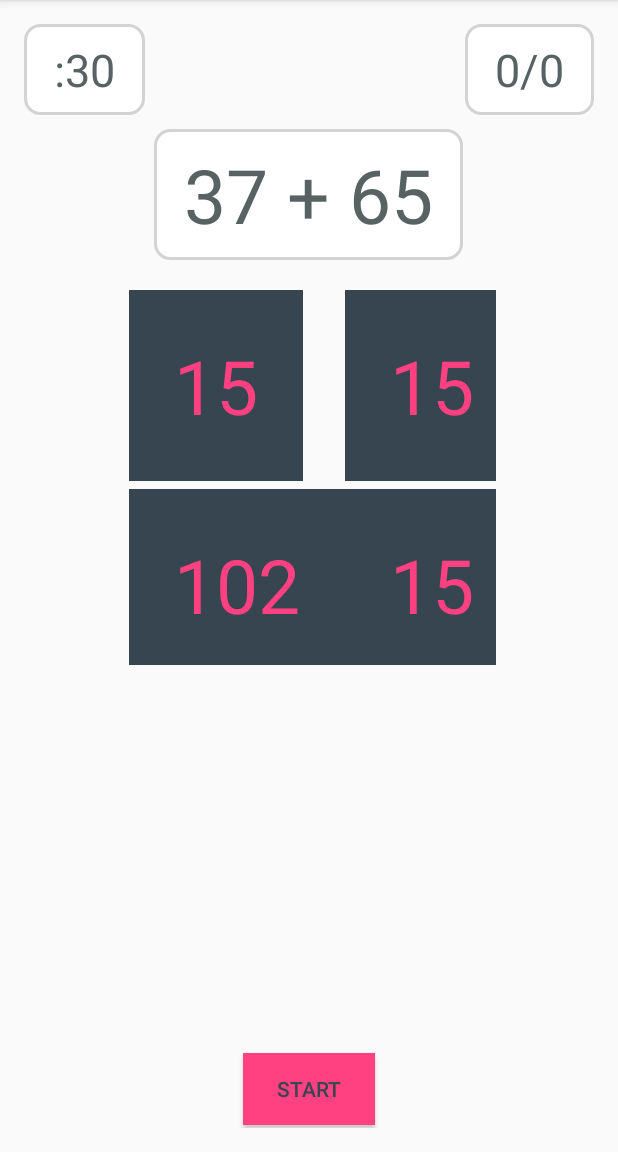
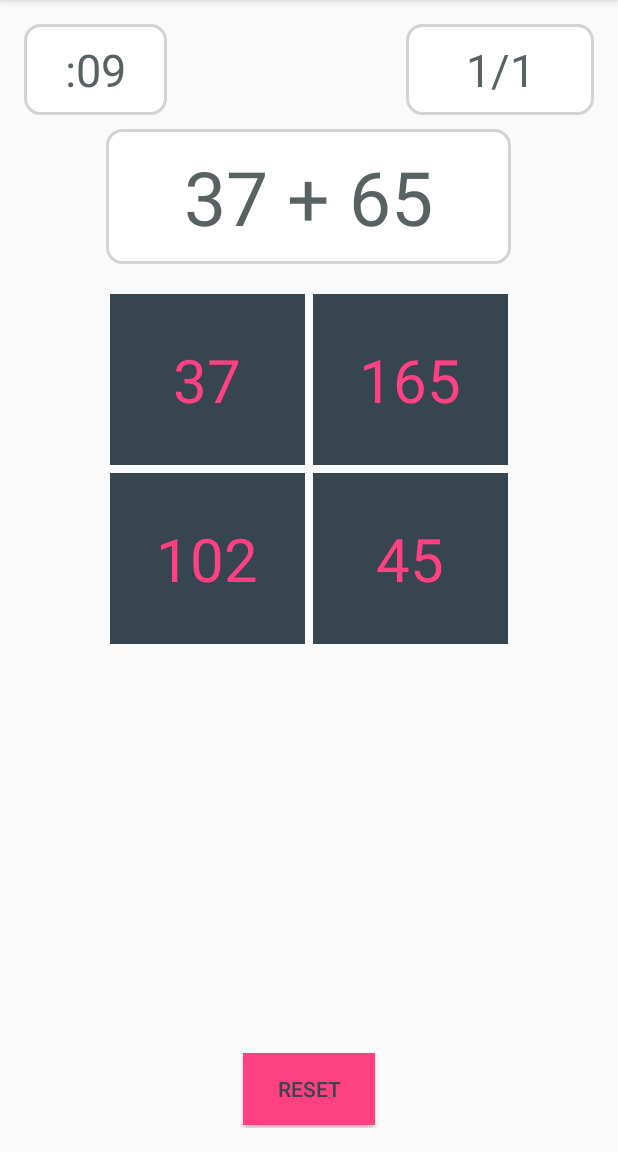
Before and after one commit to bsandusky/android-brain-trainer, an Android app: the screen it shows after launch (MainActivity), after a tap on "START", on a phone screen of 412 x 824 dp, the part 84-1236 px from its top. Run offline under Robolectric (Android 15) with nearby library versions, the phone set to English and light mode, and no system bars; 1 other tap on this screen came first.

Commit message:
Update game play functionality

```diff
--- a/app/src/main/java/com/brettsandusky/braintrainer/MainActivity.java
+++ b/app/src/main/java/com/brettsandusky/braintrainer/MainActivity.java
@@ -8,6 +8,8 @@ import android.widget.Button;
 import android.widget.GridLayout;
 import android.widget.TextView;
 
+import org.w3c.dom.Text;
+
 import java.util.ArrayList;
 import java.util.Random;
 
@@ -16,47 +18,77 @@ public class MainActivity extends AppCompatActivity {
     TextView timerDisplay;
     TextView scoreDisplay;
     TextView promptText;
+    TextView gameEndText;
     Button controlButton;
     CountDownTimer timer;
     GridLayout gridLayout;
     Boolean gameIsActive = false;
+    int tile;
+    int scoreCount = 0;
+    int totalAnswered = 0;
 
     public void resetGame() {
         gameIsActive = false;
+        timer.cancel();
+        controlButton.setText("Start");
         timerDisplay.setText(":30");
+        scoreDisplay.setText("0/0");
+        promptText.setText("9 + 6");
+        gameEndText.setVisibility(View.INVISIBLE);
+        promptText.setVisibility(View.VISIBLE);
+
+        for (int j=0; j<gridLayout.getChildCount(); j++) {
+            TextView x = (TextView) gridLayout.getChildAt(j);
+            x.setText("15");
+        }
     }
 
     public ArrayList<Integer> generateRandom(int min, int max, int times) {
-
         Random r = new Random();
         ArrayList<Integer> arr = new ArrayList<>();
-
         for (int i = 0; i<times; i++) {
              arr.add(r.nextInt(max - min + 1) + min);
         }
-
         return arr;
     }
 
     public void setBoard() {
-        ArrayList round = generateRandom(1,100,5);
+        scoreDisplay.setText(String.format("%d/%d", scoreCount,totalAnswered));
+        ArrayList round = generateRandom(1,100,2);
         ArrayList randomTile = generateRandom(0,3,1);
+        ArrayList others = generateRandom(1,200,4);
         int answer = (int) round.get(0) + (int) round.get(1);
-        int tile = (int) randomTile.get(0);
+        tile = (int) randomTile.get(0);
 
+        TextView t1 = (TextView) gridLayout.getChildAt(tile);
+        t1.setText(Integer.toString(answer));
+        promptText.setText(String.format("%d + %d", round.get(0), round.get(1)));
 
-        promptText.setText(String.format("%d + %d", round.get(0), round.get(1)));
-        TextView t1 = (TextView) gridLayout.getChildAt(tile);
+        for (int j=0; j<4; j++) {
 
-        t1.setText(Integer.toString(answer));
+            if (j == tile) {
+                continue;
+            }
+            TextView x = (TextView) gridLayout.getChildAt(j);
+            x.setText(Integer.toString((int) others.get(j)));
+        }
+    }
 
-
+    public void handleTileClick(View v) {
+        if (v.getTag().equals(String.valueOf(tile))) {
+            scoreCount++;
+        }
+        totalAnswered++;
+        setBoard();
     }
 
     public void handleControlButtonClick(View v) {
+
+        if(!gameIsActive) {
             gameIsActive = true;
+            controlButton.setText("Reset");
             setBoard();
-        timer = new CountDownTimer(30000 + 100, 1000) {
+            timer = new CountDownTimer(10000 + 100, 1000) {
                 @Override
                 public void onTick(long millisUntilFinished) {
                     int seconds = (int) millisUntilFinished/1000;
@@ -65,9 +97,16 @@ public class MainActivity extends AppCompatActivity {
 
                 @Override
                 public void onFinish() {
-                //resetGame();
+                    promptText.setVisibility(View.INVISIBLE);
+                    gameEndText.setText("You got " + scoreCount + " correct!");
+                    gameEndText.setVisibility(View.VISIBLE);
                 }
-        };
+            }.start();
+
+        } else {
+
+            resetGame();
+        }
 
     }
 
@@ -79,6 +118,7 @@ public class MainActivity extends AppCompatActivity {
         controlButton = (Button) findViewById(R.id.controlButton);
         timerDisplay = (TextView) findViewById(R.id.timerDisplay);
         scoreDisplay = (TextView) findViewById(R.id.scoreDisplay);
+        gameEndText = (TextView) findViewById(R.id.gameEndText);
         promptText = (TextView) findViewById(R.id.promptText);
         gridLayout = (GridLayout) findViewById(R.id.gridLayout);
 
--- a/app/src/main/res/layout/activity_main.xml
+++ b/app/src/main/res/layout/activity_main.xml
@@ -10,32 +10,34 @@
     tools:context="com.brettsandusky.braintrainer.MainActivity">
 
     <TextView
-        android:layout_width="wrap_content"
+        android:layout_width="95dp"
         android:layout_height="wrap_content"
         android:textAppearance="?android:attr/textAppearanceLarge"
         android:text=":30"
         android:textColor="@color/darkGrey"
         android:id="@+id/timerDisplay"
         android:textSize="30sp"
+        android:textAlignment="center"
         android:background="@drawable/rounded_corners"
         android:layout_alignParentTop="true" />
 
     <TextView
-        android:layout_width="wrap_content"
+        android:layout_width="125dp"
         android:layout_height="wrap_content"
         android:textAppearance="?android:attr/textAppearanceLarge"
         android:text="0/0"
         android:textColor="@color/darkGrey"
         android:id="@+id/scoreDisplay"
         android:textSize="30sp"
+        android:textAlignment="center"
         android:background="@drawable/rounded_corners"
         android:layout_alignParentTop="true"
         android:layout_alignParentRight="true"
         android:layout_alignParentEnd="true" />
 
     <TextView
-        android:layout_width="wrap_content"
-        android:layout_height="wrap_content"
+        android:layout_width="270dp"
+        android:layout_height="90dp"
         android:background="@drawable/rounded_corners"
         android:text="9 + 6"
         android:textColor="@color/darkGrey"
@@ -43,10 +45,24 @@
         android:layout_alignParentTop="true"
         android:layout_centerHorizontal="true"
         android:textSize="50sp"
+        android:gravity="center"
         android:layout_marginTop="70dp" />
 
+    <TextView
+        android:layout_width="270dp"
+        android:layout_height="90dp"
+        android:background="@drawable/rounded_corners"
+        android:textColor="@color/darkGrey"
+        android:id="@+id/gameEndText"
+        android:layout_alignParentTop="true"
+        android:layout_centerHorizontal="true"
+        android:textSize="30sp"
+        android:gravity="center"
+        android:layout_marginTop="70dp"
+        android:visibility="invisible"/>
+
     <GridLayout
-        android:layout_width="250dp"
+        android:layout_width="275dp"
         android:layout_height="250dp"
         android:columnCount="2"
         android:rowCount="2"
@@ -56,7 +72,7 @@
         android:id="@+id/gridLayout">
 
         <TextView
-            android:layout_width="wrap_content"
+            android:layout_width="130dp"
             android:layout_height="wrap_content"
             android:text="15"
             android:textColor="@color/colorAccent"
@@ -64,15 +80,17 @@
             android:tag="0"
             android:layout_column="0"
             android:layout_row="0"
-            android:textSize="50sp"
+            android:textSize="40sp"
+            android:textAlignment="center"
             android:padding="30dp"
             android:layout_marginStart="5dp"
             android:layout_marginEnd="5dp"
             android:layout_marginBottom="5dp"
-            android:background="@color/charcoal" />
+            android:background="@color/charcoal"
+            android:onClick="handleTileClick" />
 
         <TextView
-            android:layout_width="wrap_content"
+            android:layout_width="130dp"
             android:layout_height="wrap_content"
             android:text="15"
             android:textColor="@color/colorAccent"
@@ -80,12 +98,14 @@
             android:tag="1"
             android:layout_column="1"
             android:layout_row="0"
-            android:textSize="50sp"
+            android:textSize="40sp"
+            android:textAlignment="center"
             android:padding="30dp"
-            android:background="@color/charcoal" />
+            android:background="@color/charcoal"
+            android:onClick="handleTileClick" />
 
         <TextView
-            android:layout_width="wrap_content"
+            android:layout_width="130dp"
             android:layout_height="wrap_content"
             android:text="15"
             android:textColor="@color/colorAccent"
@@ -93,14 +113,16 @@
             android:tag="2"
             android:layout_column="0"
             android:layout_row="1"
-            android:textSize="50sp"
+            android:textSize="40sp"
+            android:textAlignment="center"
             android:padding="30dp"
             android:layout_marginStart="5dp"
             android:layout_marginLeft="5dp"
-            android:background="@color/charcoal" />
+            android:background="@color/charcoal"
+            android:onClick="handleTileClick" />
 
         <TextView
-            android:layout_width="wrap_content"
+            android:layout_width="130dp"
             android:layout_height="wrap_content"
             android:text="15"
             android:textColor="@color/colorAccent"
@@ -108,9 +130,11 @@
             android:tag="3"
             android:layout_column="1"
             android:layout_row="1"
-            android:textSize="50sp"
+            android:textSize="40sp"
+            android:textAlignment="center"
             android:padding="30dp"
-            android:background="@color/charcoal" />
+            android:background="@color/charcoal"
+            android:onClick="handleTileClick" />
 
     </GridLayout>
 
```
Lines whose indentation alone changed are shown as unchanged.
